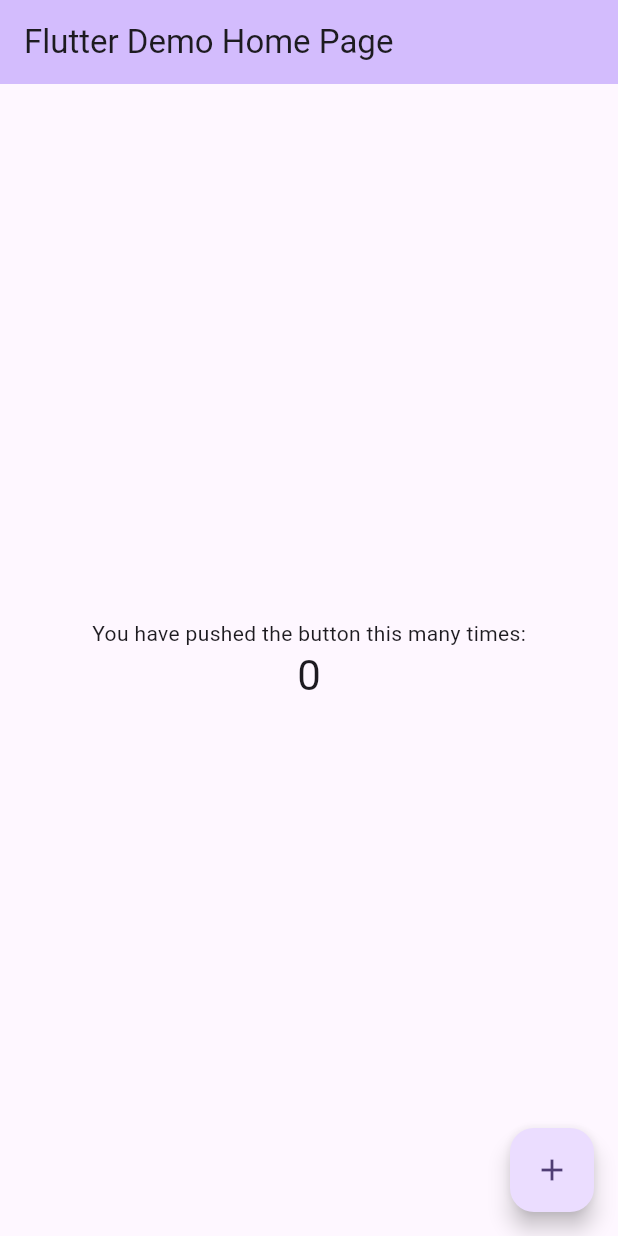
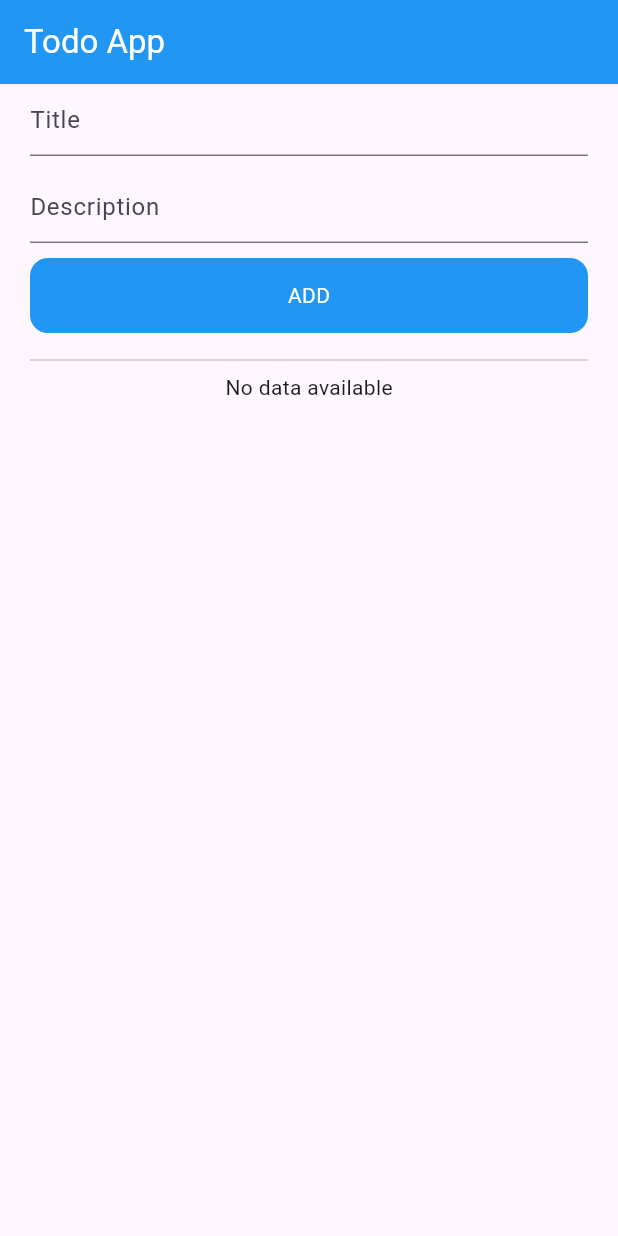
Before and after one commit to Malik399758/SQLITE_Batch40, a Flutter app: the screen it shows after launch, on a phone screen of 412 x 824 dp. Run offline on Flutter 3.47's test engine with Material 3 defaults, Android fonts, the phone set to English and light mode, and no system bars; our stand-ins replace sqflite; accounts and stored records are empty.

Commit message:
Crud operation create & read data.

```diff
--- a/lib/db_helper/db_helper.dart
+++ b/lib/db_helper/db_helper.dart
@@ -1,7 +1,9 @@
 import 'dart:core';
 
+import 'package:flutter/material.dart';
 import 'package:path/path.dart';
 import 'package:sqflite/sqflite.dart';
+import 'package:sqlite_database_batch40/user_model/user-model.dart';
 
 // Global variable
 
@@ -47,12 +49,14 @@ class DbHelper{
    try{
      String createTable = (
          '''
-   create table $tableName(
-   $title text,
-   $description text
-   )
-   '''
+  CREATE TABLE $tableName (
+    id INTEGER PRIMARY KEY AUTOINCREMENT,
+    $title TEXT,
+    $description TEXT
+  )
+  '''
      );
+
      var openAccess = await getDatabasesPath();
      var path = join(openAccess,'batch40.db');
 
@@ -67,6 +71,39 @@ class DbHelper{
 
   }
 
+  // Crud operation
+
+
+ // create
+
+ Future<int> createData(UserModel userModel)async{
+   try{
+     final db = await database;
+     await db!.insert(tableName, userModel.toMap());
+     print('Data inserted ');
+     return 1;
+   }catch(e){
+     print('Data created error ------->$e');
+     return 0;
+   }
+ }
+
+
+ // Read
+
+ Future<List<Map<String,dynamic>>> readData()async{
+   final db = await database;
+   return db!.query(tableName);
+ }
+
+
+
+
+
+
+
+
+
 
 
 
--- a/lib/main.dart
+++ b/lib/main.dart
@@ -1,4 +1,5 @@
 import 'package:flutter/material.dart';
+import 'package:sqlite_database_batch40/views/sqlite_home_screen.dart';
 
 void main() {
   runApp(const MyApp());
@@ -7,119 +8,16 @@
 class MyApp extends StatelessWidget {
   const MyApp({super.key});
 
-  // This widget is the root of your application.
   @override
   Widget build(BuildContext context) {
     return MaterialApp(
+      debugShowCheckedModeBanner: false,
       title: 'Flutter Demo',
       theme: ThemeData(
-        // This is the theme of your application.
-        //
-        // TRY THIS: Try running your application with "flutter run". You'll see
-        // the application has a purple toolbar. Then, without quitting the app,
-        // try changing the seedColor in the colorScheme below to Colors.green
-        // and then invoke "hot reload" (save your changes or press the "hot
-        // reload" button in a Flutter-supported IDE, or press "r" if you used
-        // the command line to start the app).
-        //
-        // Notice that the counter didn't reset back to zero; the application
-        // state is not lost during the reload. To reset the state, use hot
-        // restart instead.
-        //
-        // This works for code too, not just values: Most code changes can be
-        // tested with just a hot reload.
         colorScheme: ColorScheme.fromSeed(seedColor: Colors.deepPurple),
         useMaterial3: true,
       ),
-      home: const MyHomePage(title: 'Flutter Demo Home Page'),
+      home: SqliteHomeScreen()
     );
   }
 }
-
-class MyHomePage extends StatefulWidget {
-  const MyHomePage({super.key, required this.title});
-
-  // This widget is the home page of your application. It is stateful, meaning
-  // that it has a State object (defined below) that contains fields that affect
-  // how it looks.
-
-  // This class is the configuration for the state. It holds the values (in this
-  // case the title) provided by the parent (in this case the App widget) and
-  // used by the build method of the State. Fields in a Widget subclass are
-  // always marked "final".
-
-  final String title;
-
-  @override
-  State<MyHomePage> createState() => _MyHomePageState();
-}
-
-class _MyHomePageState extends State<MyHomePage> {
-  int _counter = 0;
-
-  void _incrementCounter() {
-    setState(() {
-      // This call to setState tells the Flutter framework that something has
-      // changed in this State, which causes it to rerun the build method below
-      // so that the display can reflect the updated values. If we changed
-      // _counter without calling setState(), then the build method would not be
-      // called again, and so nothing would appear to happen.
-      _counter++;
-    });
-  }
-
-  @override
-  Widget build(BuildContext context) {
-    // This method is rerun every time setState is called, for instance as done
-    // by the _incrementCounter method above.
-    //
-    // The Flutter framework has been optimized to make rerunning build methods
-    // fast, so that you can just rebuild anything that needs updating rather
-    // than having to individually change instances of widgets.
-    return Scaffold(
-      appBar: AppBar(
-        // TRY THIS: Try changing the color here to a specific color (to
-        // Colors.amber, perhaps?) and trigger a hot reload to see the AppBar
-        // change color while the other colors stay the same.
-        backgroundColor: Theme.of(context).colorScheme.inversePrimary,
-        // Here we take the value from the MyHomePage object that was created by
-        // the App.build method, and use it to set our appbar title.
-        title: Text(widget.title),
-      ),
-      body: Center(
-        // Center is a layout widget. It takes a single child and positions it
-        // in the middle of the parent.
-        child: Column(
-          // Column is also a layout widget. It takes a list of children and
-          // arranges them vertically. By default, it sizes itself to fit its
-          // children horizontally, and tries to be as tall as its parent.
-          //
-          // Column has various properties to control how it sizes itself and
-          // how it positions its children. Here we use mainAxisAlignment to
-          // center the children vertically; the main axis here is the vertical
-          // axis because Columns are vertical (the cross axis would be
-          // horizontal).
-          //
-          // TRY THIS: Invoke "debug painting" (choose the "Toggle Debug Paint"
-          // action in the IDE, or press "p" in the console), to see the
-          // wireframe for each widget.
-          mainAxisAlignment: MainAxisAlignment.center,
-          children: <Widget>[
-            const Text(
-              'You have pushed the button this many times:',
-            ),
-            Text(
-              '$_counter',
-              style: Theme.of(context).textTheme.headlineMedium,
-            ),
-          ],
-        ),
-      ),
-      floatingActionButton: FloatingActionButton(
-        onPressed: _incrementCounter,
-        tooltip: 'Increment',
-        child: const Icon(Icons.add),
-      ), // This trailing comma makes auto-formatting nicer for build methods.
-    );
-  }
-}
--- a/lib/user_model/user-model.dart
+++ b/lib/user_model/user-model.dart
@@ -9,7 +9,7 @@ class UserModel{
 
   // constructor
 
- UserModel({required this.title,required this.description});
+ UserModel({required this.title,required this.description,});
 
  // convert into map
 
--- /dev/null
+++ b/lib/views/sqlite_home_screen.dart
@@ -0,0 +1,101 @@
+import 'package:flutter/material.dart';
+import 'package:sqlite_database_batch40/db_helper/db_helper.dart';
+import 'package:sqlite_database_batch40/user_model/user-model.dart';
+
+class SqliteHomeScreen extends StatefulWidget {
+  const SqliteHomeScreen({super.key});
+
+  @override
+  State<SqliteHomeScreen> createState() => _SqliteHomeScreenState();
+}
+
+class _SqliteHomeScreenState extends State<SqliteHomeScreen> {
+  final titleController = TextEditingController();
+  final descriptionController = TextEditingController();
+
+  // local list
+  List<Map<String,dynamic>> list = [];
+  final db = DbHelper();
+
+  @override
+  void initState() {
+    // TODO: implement initState
+    super.initState();
+    fetch();
+  }
+
+
+  // add
+  void add()async{
+    await db.createData(UserModel(title: titleController.text, description: descriptionController.text));
+    fetch();
+  }
+
+  // fetch
+
+  void fetch()async{
+   List<Map<String,dynamic>> data = await db.readData();
+   setState(() {
+     list = data;
+   });
+  }
+
+  @override
+  Widget build(BuildContext context) {
+    return Scaffold(
+      appBar: AppBar(
+        title: Text('Todo App',style: TextStyle(color: Colors.white),),
+        backgroundColor: Colors.blue,
+      ),
+      body: Padding(
+        padding: const EdgeInsets.symmetric(horizontal: 20),
+        child: Column(
+          children: [
+            TextFormField(
+              controller: titleController,
+              decoration: InputDecoration(
+                hintText: 'Title'
+              ),
+            ),
+            SizedBox(height: 10,),
+            TextFormField(
+              controller: descriptionController,
+              decoration: InputDecoration(
+                  hintText: 'Description'
+              ),
+            ),
+            SizedBox(height: 10,),
+            GestureDetector(
+              onTap: (){
+                add();
+              },
+              child: Container(
+                width: double.infinity,
+                height: 50,
+                decoration: BoxDecoration(
+                  borderRadius: BorderRadius.circular(12),
+                  color: Colors.blue
+                ),
+                child: Center(child: Text('ADD',style: TextStyle(color: Colors.white),)),
+              ),
+            ),
+            SizedBox(height: 10,),
+            Divider(),
+
+            list.isEmpty ? Center(child: Text('No data available'))  :
+            Expanded(
+              child: ListView.builder(
+                  itemCount: list.length,
+                  itemBuilder: (context,index){
+                    return ListTile(
+                      title: Text(list[index]['title']),
+                      subtitle: Text(list[index]['description']),
+                    );
+                  }),
+            )
+          ],
+        ),
+      ),
+    );
+  }
+}
```
Also changed, not shown: 2 other files.
